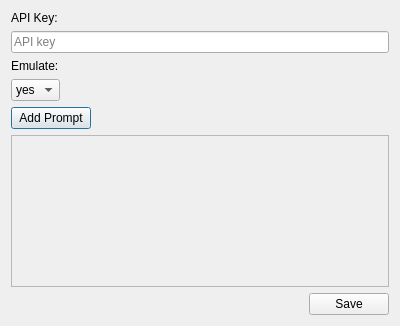
Above: 99999999/SettingsWindow.ui from ganqqwerty/addons-anki before the change. Below: the same form after it.
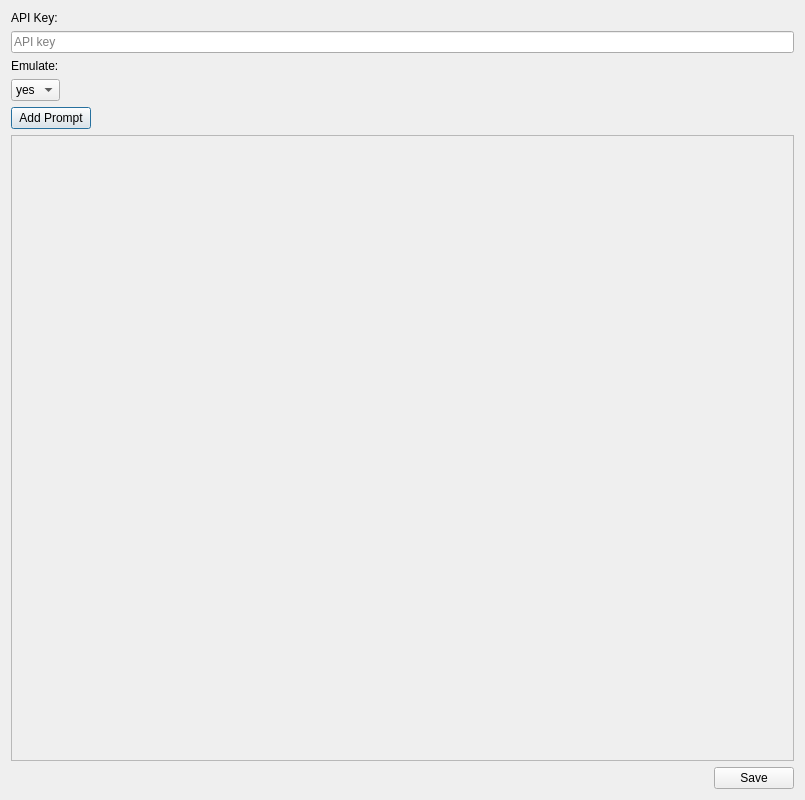
That is the form after the change.

Commit message: okay layout

Diff of the .ui file:
```diff
--- a/99999999/SettingsWindow.ui
+++ b/99999999/SettingsWindow.ui
@@ -6,10 +6,16 @@
    <rect>
     <x>0</x>
     <y>0</y>
-    <width>400</width>
-    <height>326</height>
+    <width>805</width>
+    <height>800</height>
    </rect>
   </property>
+  <property name="sizePolicy">
+   <sizepolicy hsizetype="MinimumExpanding" vsizetype="MinimumExpanding">
+    <horstretch>0</horstretch>
+    <verstretch>0</verstretch>
+   </sizepolicy>
+  </property>
   <property name="windowTitle">
    <string>ChatGPT Settings</string>
   </property>
@@ -78,8 +84,8 @@
        <rect>
         <x>0</x>
         <y>0</y>
-        <width>374</width>
-        <height>119</height>
+        <width>779</width>
+        <height>605</height>
        </rect>
       </property>
       <layout class="QVBoxLayout" name="promptsLayout"/>
```
Left out of the diff: 3 changed lines with no effect on the pictures. The commit also changes 4 other files.
